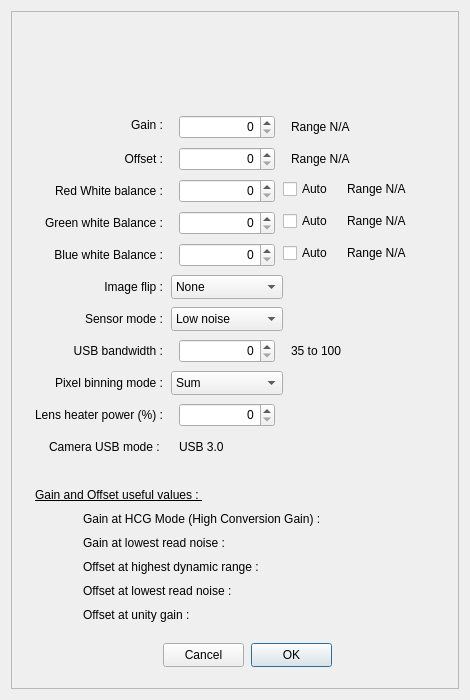
First picture: the form in PlayerOneCamera.ui, repository rpineau/PlayerOne, before the edit.
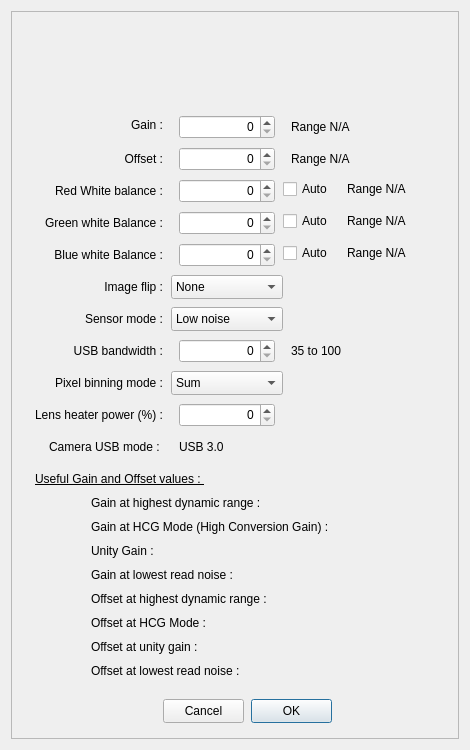
Second picture: the form after the edit. Icons and pictures are not drawn. Custom widgets are drawn as their Qt base class.

Commit message: Added new useful values in the settings dialog

Patch:
```diff
--- a/PlayerOneCamera.ui
+++ b/PlayerOneCamera.ui
@@ -7,19 +7,19 @@
     <x>0</x>
     <y>0</y>
     <width>470</width>
-    <height>700</height>
+    <height>750</height>
    </rect>
   </property>
   <property name="minimumSize">
    <size>
     <width>470</width>
-    <height>700</height>
+    <height>750</height>
    </size>
   </property>
   <property name="maximumSize">
    <size>
     <width>470</width>
-    <height>700</height>
+    <height>750</height>
    </size>
   </property>
   <property name="windowTitle">
@@ -170,7 +170,7 @@
       <property name="geometry">
        <rect>
         <x>240</x>
-        <y>632</y>
+        <y>688</y>
         <width>81</width>
         <height>24</height>
        </rect>
@@ -183,7 +183,7 @@
       <property name="geometry">
        <rect>
         <x>152</x>
-        <y>632</y>
+        <y>688</y>
         <width>81</width>
         <height>24</height>
        </rect>
@@ -405,19 +405,6 @@
        <string>35 to 100</string>
       </property>
      </widget>
-     <widget class="QLabel" name="offsetHDR">
-      <property name="geometry">
-       <rect>
-        <x>72</x>
-        <y>544</y>
-        <width>320</width>
-        <height>24</height>
-       </rect>
-      </property>
-      <property name="text">
-       <string>Offset at highest dynamic range : </string>
-      </property>
-     </widget>
      <widget class="QLabel" name="offsetRange">
       <property name="geometry">
        <rect>
@@ -460,58 +447,6 @@
        <set>Qt::AlignRight|Qt::AlignTrailing|Qt::AlignVCenter</set>
       </property>
      </widget>
-     <widget class="QLabel" name="offsetUnity">
-      <property name="geometry">
-       <rect>
-        <x>72</x>
-        <y>592</y>
-        <width>320</width>
-        <height>24</height>
-       </rect>
-      </property>
-      <property name="text">
-       <string>Offset at unity gain : </string>
-      </property>
-     </widget>
-     <widget class="QLabel" name="gainLowestReadNoise">
-      <property name="geometry">
-       <rect>
-        <x>72</x>
-        <y>520</y>
-        <width>320</width>
-        <height>24</height>
-       </rect>
-      </property>
-      <property name="text">
-       <string>Gain at lowest read noise : </string>
-      </property>
-     </widget>
-     <widget class="QLabel" name="offsetLowestReadNoise">
-      <property name="geometry">
-       <rect>
-        <x>72</x>
-        <y>568</y>
-        <width>320</width>
-        <height>24</height>
-       </rect>
-      </property>
-      <property name="text">
-       <string>Offset at lowest read noise : </string>
-      </property>
-     </widget>
-     <widget class="QLabel" name="HCG_value">
-      <property name="geometry">
-       <rect>
-        <x>72</x>
-        <y>496</y>
-        <width>320</width>
-        <height>24</height>
-       </rect>
-      </property>
-      <property name="text">
-       <string>Gain at HCG Mode (High Conversion Gain) : </string>
-      </property>
-     </widget>
      <widget class="QLabel" name="RwbRange">
       <property name="geometry">
        <rect>
@@ -555,7 +490,7 @@
       <property name="geometry">
        <rect>
         <x>24</x>
-        <y>472</y>
+        <y>456</y>
         <width>192</width>
         <height>24</height>
        </rect>
@@ -566,7 +501,7 @@
        </font>
       </property>
       <property name="text">
-       <string>Gain and Offset useful values : </string>
+       <string>Useful Gain and Offset values : </string>
       </property>
      </widget>
      <widget class="QSpinBox" name="LensHeaterPower">
@@ -630,6 +565,110 @@
        <set>Qt::AlignRight|Qt::AlignTrailing|Qt::AlignVCenter</set>
       </property>
      </widget>
+     <widget class="QLabel" name="offsetHCG">
+      <property name="geometry">
+       <rect>
+        <x>80</x>
+        <y>600</y>
+        <width>320</width>
+        <height>24</height>
+       </rect>
+      </property>
+      <property name="text">
+       <string>Offset at HCG Mode :</string>
+      </property>
+     </widget>
+     <widget class="QLabel" name="HDR_value">
+      <property name="geometry">
+       <rect>
+        <x>80</x>
+        <y>480</y>
+        <width>320</width>
+        <height>24</height>
+       </rect>
+      </property>
+      <property name="text">
+       <string>Gain at highest dynamic range : </string>
+      </property>
+     </widget>
+     <widget class="QLabel" name="UnityGain">
+      <property name="geometry">
+       <rect>
+        <x>80</x>
+        <y>528</y>
+        <width>320</width>
+        <height>24</height>
+       </rect>
+      </property>
+      <property name="text">
+       <string>Unity Gain :</string>
+      </property>
+     </widget>
+     <widget class="QLabel" name="HCG_value">
+      <property name="geometry">
+       <rect>
+        <x>80</x>
+        <y>504</y>
+        <width>320</width>
+        <height>24</height>
+       </rect>
+      </property>
+      <property name="text">
+       <string>Gain at HCG Mode (High Conversion Gain) : </string>
+      </property>
+     </widget>
+     <widget class="QLabel" name="gainLowestReadNoise">
+      <property name="geometry">
+       <rect>
+        <x>80</x>
+        <y>552</y>
+        <width>320</width>
+        <height>24</height>
+       </rect>
+      </property>
+      <property name="text">
+       <string>Gain at lowest read noise : </string>
+      </property>
+     </widget>
+     <widget class="QLabel" name="offsetHDR">
+      <property name="geometry">
+       <rect>
+        <x>80</x>
+        <y>576</y>
+        <width>320</width>
+        <height>24</height>
+       </rect>
+      </property>
+      <property name="text">
+       <string>Offset at highest dynamic range : </string>
+      </property>
+     </widget>
+     <widget class="QLabel" name="offsetUnity">
+      <property name="geometry">
+       <rect>
+        <x>80</x>
+        <y>624</y>
+        <width>320</width>
+        <height>24</height>
+       </rect>
+      </property>
+      <property name="text">
+       <string>Offset at unity gain : </string>
+      </property>
+     </widget>
+     <widget class="QLabel" name="offsetLowestReadNoise">
+      <property name="geometry">
+       <rect>
+        <x>80</x>
+        <y>648</y>
+        <width>320</width>
+        <height>24</height>
+       </rect>
+      </property>
+      <property name="text">
+       <string>Offset at lowest read noise : </string>
+      </property>
+     </widget>
     </widget>
    </item>
   </layout>
```
The commit also changes 3 other files.
